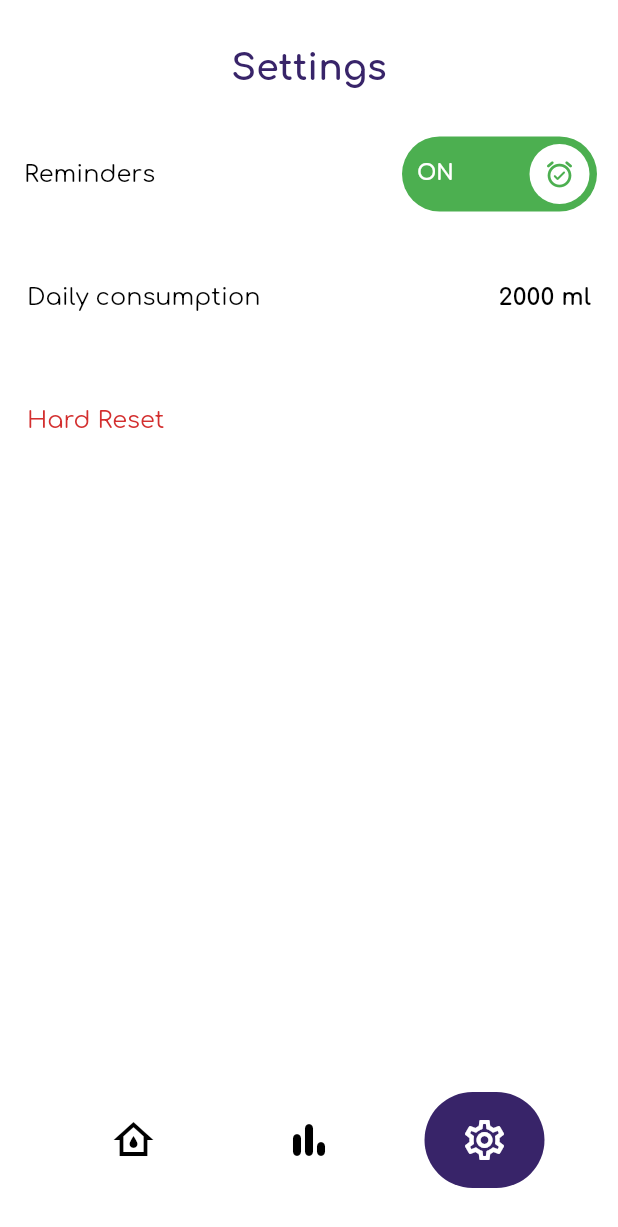
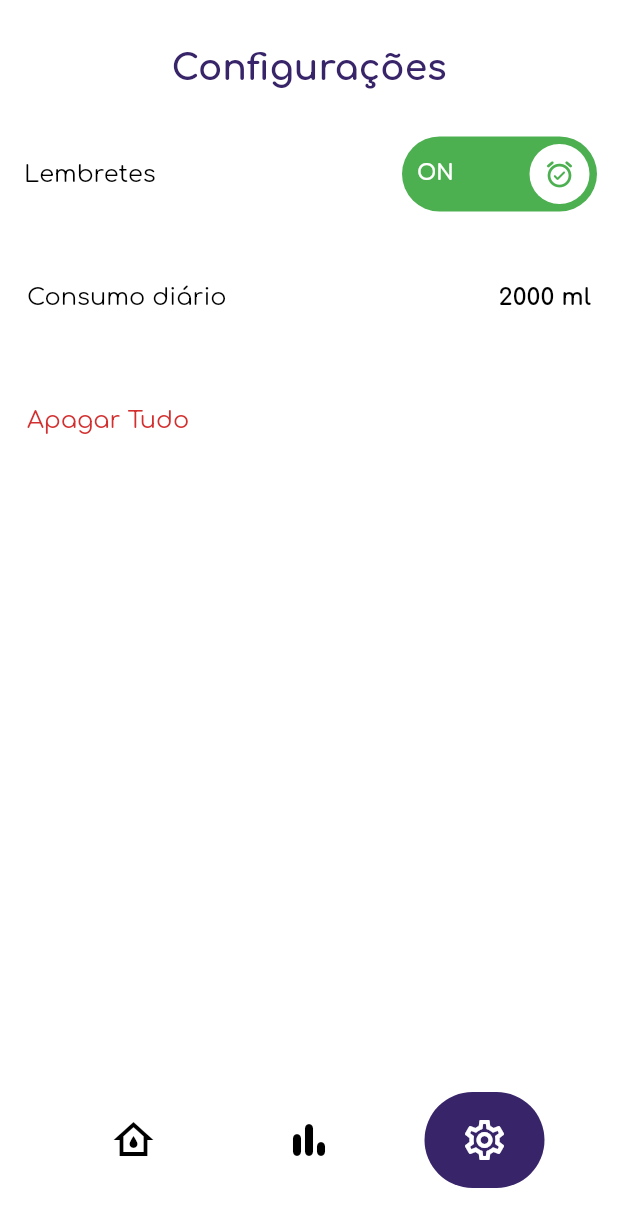
Before and after one commit to alexmontanha/lembrete-agua, a Flutter app: the screen it shows after launch, item 3 of the bottom bar chosen, on a phone screen of 412 x 824 dp. Shown: the top 1227 px of the screen. Run offline on Flutter 3.47's test engine with Material 2 defaults, Android fonts, the phone set to English and light mode, and no system bars; our stand-ins replace flutter_bloc, rxdart.

```diff
--- a/lib/app.dart
+++ b/lib/app.dart
@@ -38,7 +38,7 @@ class _AppState extends State<App> {
       ],
       child: MaterialApp(
         debugShowCheckedModeBanner: false,
-        title: 'Water Reminder',
+        title: 'Lembrete de Água',
         theme: AppTheme.light,
         home: AnnotatedRegion(
           value: SystemUiOverlayStyle(
--- a/lib/ui/hydration_pool/remaining_hydration_text.dart
+++ b/lib/ui/hydration_pool/remaining_hydration_text.dart
@@ -18,7 +18,7 @@ class RemainingHydrationText extends StatelessWidget {
           child: child,
         );
       },
-      child: Text("Remaining ${quantity.asMilliliters()}"),
+      child: Text("Restante ${quantity.asMilliliters()}"),
     );
   }
 }
--- a/lib/ui/hydration_progress/hydration_progress_page.dart
+++ b/lib/ui/hydration_progress/hydration_progress_page.dart
@@ -12,7 +12,7 @@ class HydrationProgressPage extends StatelessWidget {
           children: [
             SizedBox(width: double.infinity),
             Text(
-              "Current Hydration",
+              "Nível de Hidratação",
               style: Theme.of(context).textTheme.headline4,
             ),
             Expanded(
--- a/lib/ui/settings/settings_page.dart
+++ b/lib/ui/settings/settings_page.dart
@@ -20,7 +20,7 @@ class SettingsPage extends StatelessWidget {
             children: [
               SizedBox(width: double.infinity),
               Text(
-                "Settings",
+                "Configurações",
                 style: theme.textTheme.headline4,
               ),
               SizedBox(height: 32),
@@ -29,7 +29,7 @@ class SettingsPage extends StatelessWidget {
                 child: Row(
                   children: [
                     Expanded(
-                      child: Text("Reminders"),
+                      child: Text("Lembretes"),
                     ),
                     RollingSwitchButton(
                       value: bloc.state.alarmEnabled,
@@ -52,7 +52,7 @@ class SettingsPage extends StatelessWidget {
                     children: [
                       Expanded(
                         child: Text(
-                          "Daily consumption",
+                          "Consumo diário",
                           style: theme.textTheme.bodyText2,
                         ),
                       ),
@@ -79,7 +79,7 @@ class SettingsPage extends StatelessWidget {
                     child: Padding(
                       padding: EdgeInsets.symmetric(vertical: 8),
                       child: Text(
-                        "Hard Reset",
+                        "Apagar Tudo",
                         style: theme.textTheme.bodyText2?.copyWith(
                           color: theme.errorColor,
                         ),
@@ -99,9 +99,9 @@ class SettingsPage extends StatelessWidget {
   Future<void> clearDataStore(BuildContext context) async {
     final confirmed = await showConfirmationDialog(
       context,
-      title: "Hard Reset",
+      title: "Apagar Tudo",
       content:
-          "You are about to reset all the application data. This action cannot be undone.",
+          "Você está prestes a apagar todos os dados da aplicação. Esta ação não pode ser desfeita.",
     );
     if (confirmed) {
       context.read<WaterBloc>().clearDataStore();
--- a/lib/ui/widgets/confirmation_dialog.dart
+++ b/lib/ui/widgets/confirmation_dialog.dart
@@ -34,9 +34,9 @@ class ConfirmationDialog extends StatelessWidget {
             textAlign: TextAlign.center,
           ),
           SizedBox(height: 24),
-          PrimaryButton(onPressed: onConfirm, title: "Confirm"),
+          PrimaryButton(onPressed: onConfirm, title: "Confirma"),
           SizedBox(height: 10),
-          SecondaryButton(onPressed: onCancel, title: "Cancel"),
+          SecondaryButton(onPressed: onCancel, title: "Cancela"),
         ],
       ),
     );
--- a/lib/ui/widgets/consumption_dialog.dart
+++ b/lib/ui/widgets/consumption_dialog.dart
@@ -71,12 +71,12 @@ class _ConsumptionDialogState extends State<ConsumptionDialog> {
                   Navigator.of(context).pop();
                 }
               },
-              title: "Confirm",
+              title: "Confirma",
             ),
             SizedBox(height: 10),
             SecondaryButton(
               onPressed: () => Navigator.of(context).pop(),
-              title: "Cancel",
+              title: "Cancela",
             ),
           ],
         ),
--- a/lib/ui/widgets/secondary_button.dart
+++ b/lib/ui/widgets/secondary_button.dart
@@ -24,7 +24,7 @@ class SecondaryButton extends StatelessWidget {
         shape: MaterialStateProperty.all(
             RoundedRectangleBorder(borderRadius: BorderRadius.circular(10))),
       ),
-      child: Text("Cancel"),
+      child: Text("Cancela"),
     );
   }
 }
```
Also changed, not shown: 2 other files.
